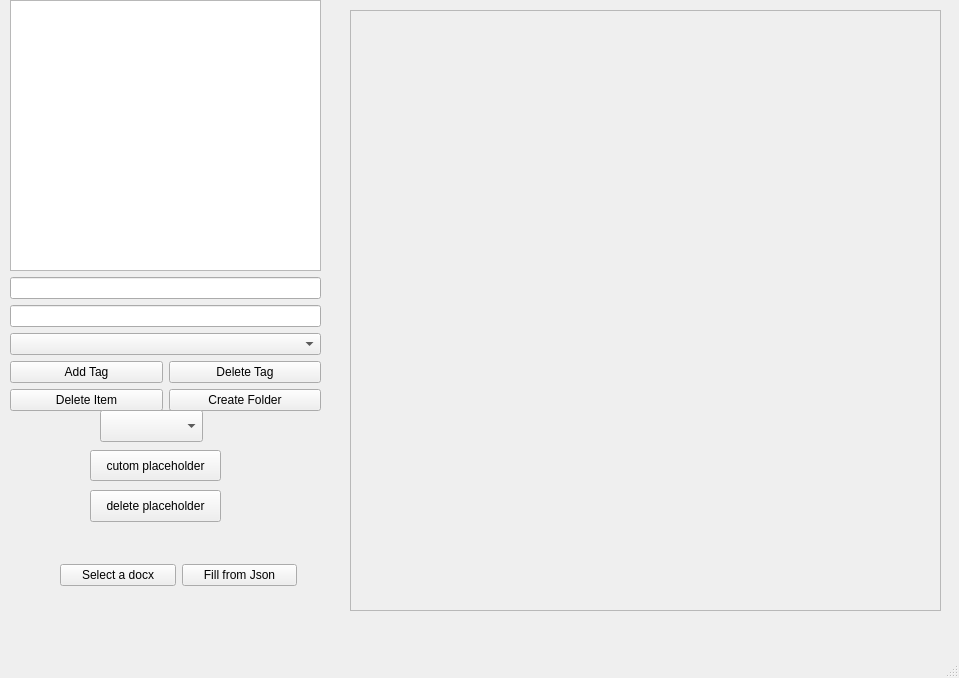
This is mainwindow.ui in brennanafrank/EasyDraft as Qt 5 draws it before an edit. The edited form follows.
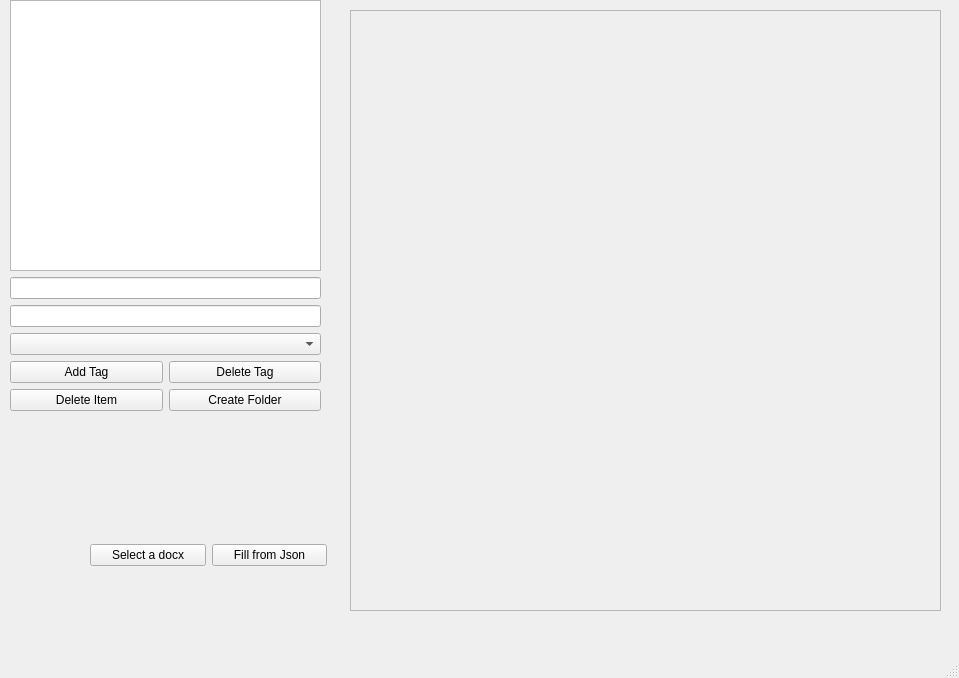
This is the edited form.

The edit to the form file:
```diff
--- a/mainwindow.ui
+++ b/mainwindow.ui
@@ -74,42 +74,6 @@
      </item>
     </layout>
    </widget>
-   <widget class="QComboBox" name="placeholderComboBox">
-    <property name="geometry">
-     <rect>
-      <x>100</x>
-      <y>410</y>
-      <width>103</width>
-      <height>32</height>
-     </rect>
-    </property>
-   </widget>
-   <widget class="QPushButton" name="addPlaceholderButton">
-    <property name="geometry">
-     <rect>
-      <x>90</x>
-      <y>450</y>
-      <width>131</width>
-      <height>31</height>
-     </rect>
-    </property>
-    <property name="text">
-     <string>cutom placeholder</string>
-    </property>
-   </widget>
-   <widget class="QPushButton" name="deletePlaceholderButton">
-    <property name="geometry">
-     <rect>
-      <x>90</x>
-      <y>490</y>
-      <width>131</width>
-      <height>32</height>
-     </rect>
-    </property>
-    <property name="text">
-     <string>delete placeholder</string>
-    </property>
-   </widget>
    <widget class="QScrollArea" name="scrollArea">
     <property name="geometry">
      <rect>
@@ -136,8 +100,8 @@
    <widget class="QWidget" name="horizontalLayoutWidget">
     <property name="geometry">
      <rect>
-      <x>60</x>
-      <y>550</y>
+      <x>90</x>
+      <y>530</y>
       <width>237</width>
       <height>51</height>
      </rect>
```
